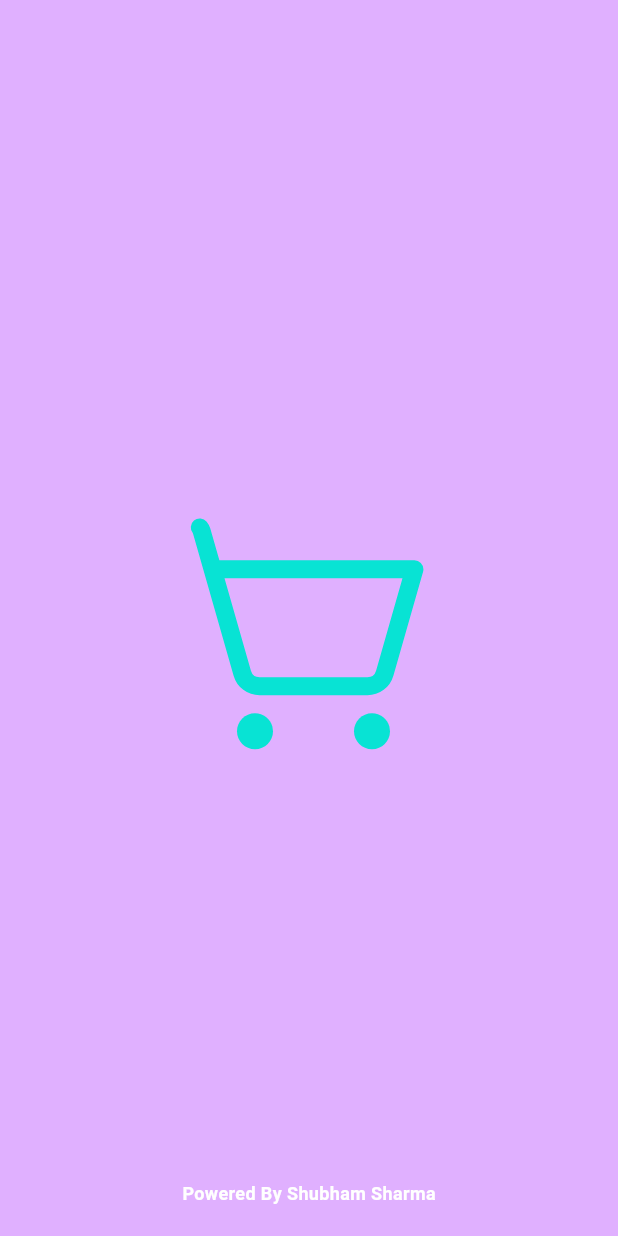
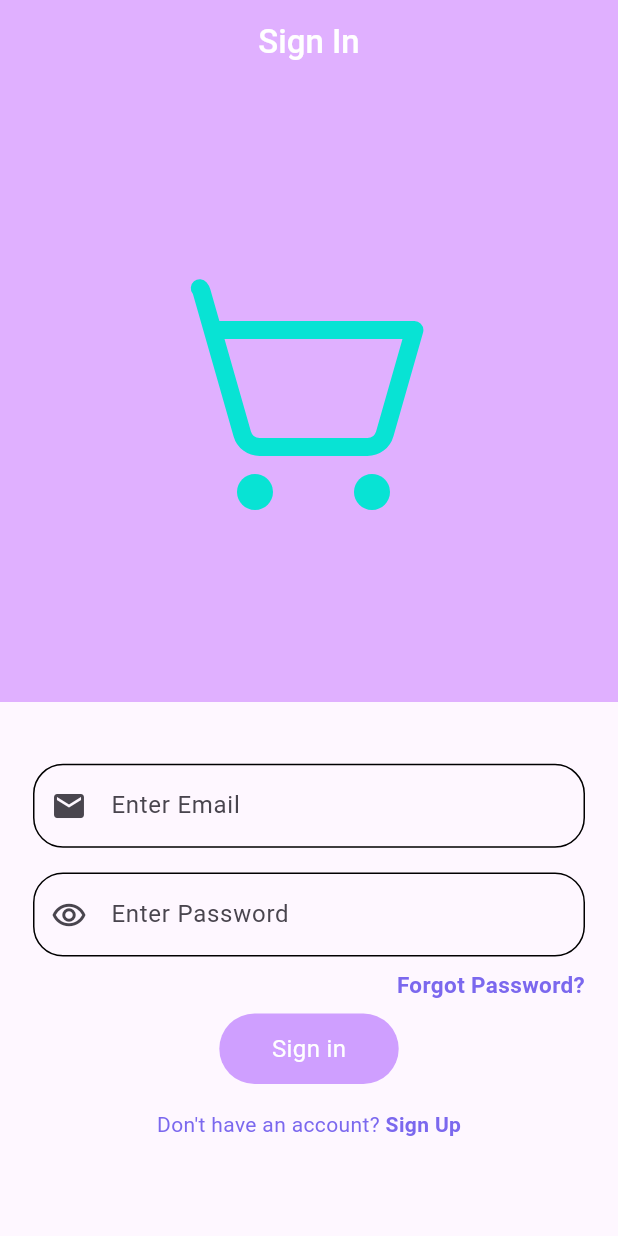
Before and after one commit to ShubhamSharma17/Ecomm, a Flutter app: the first screen one second after launch, on a phone screen of 412 x 824 dp. Run offline on Flutter 3.47's test engine with Material 3 defaults, Android fonts, the phone set to English and light mode, and no system bars; our stand-ins replace get, lottie.

Commit message:
Dat-2 Complete sign in and sign up UI

```diff
--- a/lib/main.dart
+++ b/lib/main.dart
@@ -1,4 +1,4 @@
-import 'package:e_comm/screens/auth/splash_screen.dart';
+import 'package:e_comm/screens/auth/sign_in_screen.dart';
 import 'package:flutter/material.dart';
 import 'package:get/get.dart';
 
@@ -19,7 +19,7 @@ class MyApp extends StatelessWidget {
         colorScheme: ColorScheme.fromSeed(seedColor: Colors.deepPurple),
         useMaterial3: true,
       ),
-      home: const SplashScreen(),
+      home: const SignInScreen(),
     );
   }
 }
--- /dev/null
+++ b/lib/screens/auth/sign_in_screen.dart
@@ -0,0 +1,135 @@
+import 'package:e_comm/screens/auth/sign_up_screen.dart';
+import 'package:e_comm/utils/app_constant.dart';
+import 'package:flutter/material.dart';
+import 'package:get/get.dart';
+import 'package:lottie/lottie.dart';
+
+class SignInScreen extends StatefulWidget {
+  const SignInScreen({super.key});
+
+  @override
+  State<SignInScreen> createState() => _SignInScreenState();
+}
+
+class _SignInScreenState extends State<SignInScreen> {
+  @override
+  Widget build(BuildContext context) {
+    return Scaffold(
+      appBar: AppBar(
+        title: const Text(
+          "Sign In",
+          style: TextStyle(
+            color: AppConstant.whiteColor,
+            fontWeight: FontWeight.w500,
+          ),
+        ),
+        centerTitle: true,
+        backgroundColor: AppConstant.appSecondryColor,
+      ),
+      body: SingleChildScrollView(
+        child: SizedBox(
+          child: Column(
+            children: [
+              Container(
+                height: Get.height / 2,
+                width: Get.width,
+                color: AppConstant.appSecondryColor,
+                child: Lottie.asset("assets/images/splash.json"),
+              ),
+              SizedBox(height: Get.height / 20),
+              Container(
+                margin: const EdgeInsets.symmetric(horizontal: 22),
+                child: const TextField(
+                  keyboardType: TextInputType.emailAddress,
+                  decoration: InputDecoration(
+                    focusedBorder: OutlineInputBorder(
+                      borderRadius: BorderRadius.all(
+                        Radius.circular(20),
+                      ),
+                    ),
+                    enabledBorder: OutlineInputBorder(
+                      borderRadius: BorderRadius.all(
+                        Radius.circular(20),
+                      ),
+                    ),
+                    hintText: "Email",
+                    labelText: "Enter Email",
+                    prefixIcon: Icon(Icons.mail),
+                  ),
+                ),
+              ),
+              SizedBox(height: Get.height / 50),
+              Container(
+                margin: const EdgeInsets.symmetric(horizontal: 22),
+                child: const TextField(
+                  decoration: InputDecoration(
+                    focusedBorder: OutlineInputBorder(
+                      borderRadius: BorderRadius.all(
+                        Radius.circular(20),
+                      ),
+                    ),
+                    enabledBorder: OutlineInputBorder(
+                      borderRadius: BorderRadius.all(
+                        Radius.circular(20),
+                      ),
+                    ),
+                    hintText: "Password",
+                    labelText: "Enter Password",
+                    prefixIcon: Icon(Icons.remove_red_eye_outlined),
+                  ),
+                ),
+              ),
+              SizedBox(height: Get.height / 100),
+              Container(
+                margin: const EdgeInsets.symmetric(horizontal: 22),
+                alignment: Alignment.centerRight,
+                child: const Text(
+                  "Forgot Password?",
+                  style: TextStyle(
+                    fontWeight: FontWeight.bold,
+                    fontSize: 15,
+                    color: AppConstant.appTextColor,
+                  ),
+                ),
+              ),
+              SizedBox(height: Get.height / 100),
+              IconButton(
+                padding:
+                    const EdgeInsets.symmetric(horizontal: 35, vertical: 12),
+                style: const ButtonStyle(
+                    backgroundColor:
+                        MaterialStatePropertyAll(AppConstant.appMainColor)),
+                icon: const Text(
+                  "Sign in",
+                  style: TextStyle(fontSize: 16, color: AppConstant.whiteColor),
+                ),
+                onPressed: () {},
+              ),
+              SizedBox(height: Get.height / 50),
+              Row(
+                mainAxisAlignment: MainAxisAlignment.center,
+                children: [
+                  const Text(
+                    "Don't have an account? ",
+                    style: TextStyle(color: AppConstant.appTextColor),
+                  ),
+                  InkWell(
+                    onTap: () {
+                      Get.to(() => const SignUpScreen());
+                    },
+                    child: const Text(
+                      "Sign Up",
+                      style: TextStyle(
+                          fontWeight: FontWeight.bold,
+                          color: AppConstant.appTextColor),
+                    ),
+                  ),
+                ],
+              )
+            ],
+          ),
+        ),
+      ),
+    );
+  }
+}
--- a/lib/utils/app_constant.dart
+++ b/lib/utils/app_constant.dart
@@ -5,6 +5,7 @@ class AppConstant {
   static String appPoweredBy = "Powered By Shubham Sharma";
   static const appMainColor = Color(0xffCF9FFF);
   static const appSecondryColor = Color(0xffE0B0FF);
-  static const appTextColor = Color(0xffFFFFFF);
+  static const appTextColor = Color(0xff7b68ee);
   static const appStatusBarColor = Color(0xffFBF5F4);
+  static const whiteColor = Color(0xffFFFFFF);
 }
--- a/pubspec.yaml
+++ b/pubspec.yaml
@@ -34,7 +34,7 @@ dependencies:
 
   # The following adds the Cupertino Icons font to your application.
   # Use with the CupertinoIcons class for iOS style icons.
-  cupertino_icons: ^1.0.2
+  cupertino_icons: ^1.0.6
   lottie: ^2.7.0
   get: ^4.6.6
 
```
Also changed, not shown: lib/screens/auth/sign_up_screen.dart (added, +164 -0 lines), lib/screens/auth/welcome_screen.dart (added, +97 -0 lines), assets/images/google.png (added).
